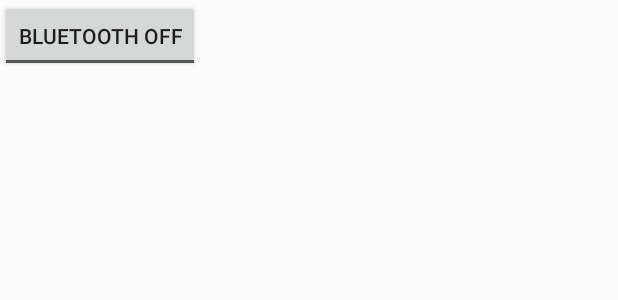
After one commit to SonhnLab/ConstructionVehicle, an Android app: the layout activity_bluetooth.xml on its own in the app's theme, with its tools: preview values and no code run, on a phone screen of 412 x 824 dp. The commit adds this screen. Shown: the top 300 px of the screen. Run offline under Robolectric (Android 15) with nearby library versions, the phone set to English and light mode, and no system bars.

```diff
--- a/app/build.gradle
+++ b/app/build.gradle
@@ -23,4 +23,8 @@
     compile fileTree(dir: 'libs', include: ['*.jar'])
     testCompile 'junit:junit:4.12'
     compile 'com.android.support:appcompat-v7:24.2.1'
+    compile 'com.android.support:recyclerview-v7:24.2.1'
+
+    compile 'io.palaima:smoothbluetooth:0.1.0'
+    compile 'com.afollestad.material-dialogs:core:0.9.0.2'
 }
--- a/app/src/main/java/com/sonhnlab/pc/constructionvehicle/activities/MainActivity.java
+++ b/app/src/main/java/com/sonhnlab/pc/constructionvehicle/activities/MainActivity.java
@@ -79,4 +79,5 @@
             }
         });
     }
+
 }
--- /dev/null
+++ b/app/src/main/res/drawable/background_splash.xml
@@ -0,0 +1,13 @@
+<?xml version="1.0" encoding="utf-8"?>
+<layer-list xmlns:android="http://schemas.android.com/apk/res/android">
+
+    <item
+        android:drawable="@color/colorPrimary"/>
+
+    <item>
+        <bitmap
+            android:gravity="center"
+            android:src="@drawable/ic_splash"/>
+    </item>
+
+</layer-list>
--- /dev/null
+++ b/app/src/main/res/layout/activity_bluetooth.xml
@@ -0,0 +1,26 @@
+<?xml version="1.0" encoding="utf-8"?>
+<RelativeLayout
+    xmlns:android="http://schemas.android.com/apk/res/android"
+    xmlns:tools="http://schemas.android.com/tools"
+    android:layout_width="match_parent"
+    android:layout_height="match_parent"
+    tools:context=".activities.BluetoothActivity">
+
+    <ToggleButton
+        android:layout_width="wrap_content"
+        android:layout_height="wrap_content"
+        android:id="@+id/toggleButton"
+        android:textOn="Bluetooth On"
+        android:textOff="Bluetooth Off"
+        android:onClick="onToggleClicked"
+        android:layout_alignParentTop="true"
+        android:layout_alignParentLeft="true"
+        android:layout_alignParentStart="true" />
+    <ListView
+        android:layout_width="wrap_content"
+        android:layout_height="wrap_content"
+        android:id="@+id/listView"
+        android:layout_centerHorizontal="true"
+        android:layout_below="@+id/toggleButton" />
+
+</RelativeLayout>
--- a/app/src/main/res/values/strings.xml
+++ b/app/src/main/res/values/strings.xml
@@ -2,5 +2,9 @@
 <resources>
 
     <string name="app_name">ConstructionVehicle</string>
+    <string name="search">Search for devices</string>
+    <string name="hello_world">Hello world!</string>
+    <string name="action_settings">Settings</string>
+    <string name="Bluetooth">Bluetooth</string>
 
 </resources>
--- a/app/src/main/res/values/styles.xml
+++ b/app/src/main/res/values/styles.xml
@@ -8,4 +8,9 @@
         <item name="colorAccent">@color/colorAccent</item>
     </style>
 
+    <!-- Splash Theme-->
+    <style name="SplashTheme" parent="Theme.AppCompat.NoActionBar">
+        <item name="android:windowBackground">@drawable/background_splash</item>"
+    </style>
+
 </resources>
--- a/build.gradle
+++ b/build.gradle
@@ -5,7 +5,7 @@
         jcenter()
     }
     dependencies {
-        classpath 'com.android.tools.build:gradle:2.1.3'
+        classpath 'com.android.tools.build:gradle:2.2.1'
 
         // NOTE: Do not place your application dependencies here; they belong
         // in the individual module build.gradle files
```
Also changed, not shown: app/src/main/AndroidManifest.xml (+10 -5 lines), app/src/main/java/com/sonhnlab/pc/constructionvehicle/App.java (added, +25 -0 lines), app/src/main/java/com/sonhnlab/pc/constructionvehicle/activities/BluetoothActivity.java (added, +27 -0 lines), app/src/main/java/com/sonhnlab/pc/constructionvehicle/activities/SplashActivity.java (added, +17 -0 lines), app/src/main/java/com/sonhnlab/pc/constructionvehicle/entities/Device.java (added, +44 -0 lines), app/src/main/res/layout/activity_splash.xml (added, +14 -0 lines), app/src/main/res/layout/toolbar_top.xml (added, +10 -0 lines), app/src/main/res/menu/bluetooth.xml (added, +8 -0 lines), app/src/main/res/drawable-hdpi/ic_splash.png (added), app/src/main/res/drawable-xhdpi/ic_splash.png (added), app/src/main/res/drawable-xxhdpi/ic_splash.png (added), app/src/main/res/drawable-xxxhdpi/ic_splash.png (added).
